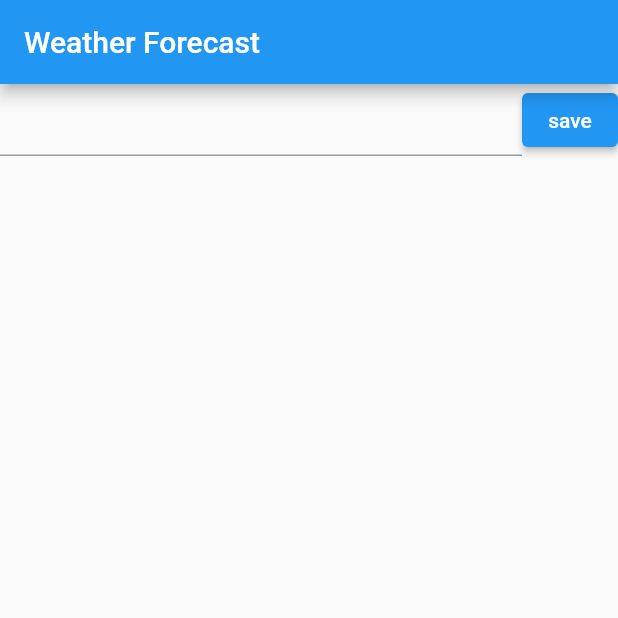
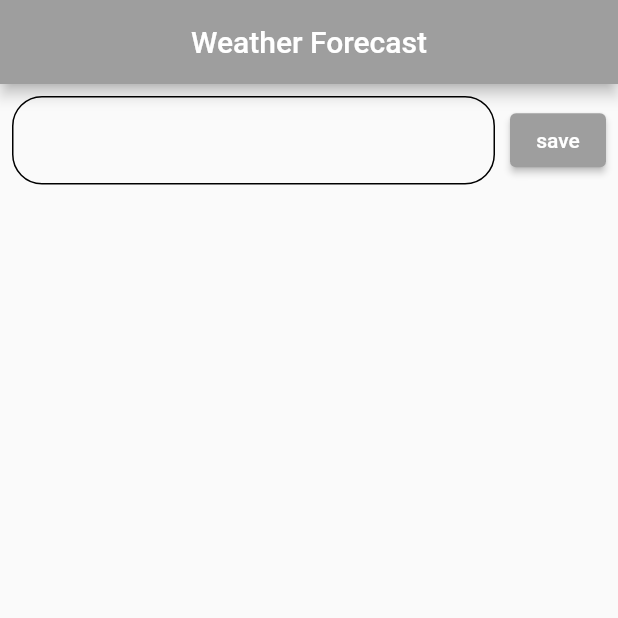
Before and after one commit to SonishShrestha/weatherForecast, a Flutter app: the screen it shows after launch, on a phone screen of 412 x 824 dp, the top half of it. Run offline on Flutter 3.47's test engine with Material 2 defaults, Android fonts, the light colour scheme and no system bars.

Commit message:
model added

```diff
--- a/lib/main.dart
+++ b/lib/main.dart
@@ -13,6 +13,7 @@ class MyApp extends StatelessWidget {
     return const MaterialApp(
       title: 'Moru Intern',
       home: HomePage(),
+      debugShowCheckedModeBanner: false,
     );
   }
 }
--- /dev/null
+++ b/lib/models/weather_model.dart
@@ -0,0 +1,127 @@
+class Weather {
+  Location location;
+  Current current;
+
+  Weather(this.location, this.current);
+
+  factory Weather.fromJson(Map<String, dynamic> weatherData) {
+    return Weather(Location.fromJson(weatherData['location']),
+        Current.fromJson(weatherData['current']));
+  }
+}
+
+class Location {
+  String name;
+  String region;
+  String country;
+  double lat;
+  double lon;
+  String tzId;
+  int localtimeEpoch;
+  String localtime;
+
+  Location(this.name, this.region, this.country, this.lat, this.lon, this.tzId,
+      this.localtimeEpoch, this.localtime);
+
+  factory Location.fromJson(Map<String, dynamic> locationData) {
+    return Location(
+        locationData['name'],
+        locationData['region'],
+        locationData['country'],
+        locationData['lat'],
+        locationData['lat'],
+        locationData['tzId'],
+        locationData['localtimeEpoch'],
+        locationData['localtime']);
+  }
+}
+
+class Current {
+  int lastUpdatedEpoch;
+  String lastUpdated;
+  int tempC;
+  int tempF;
+  int isDay;
+  Condition condition;
+  double windMph;
+  double windKph;
+  int windDegree;
+  String windDir;
+  int pressureMb;
+  double pressureIn;
+  double precipMm;
+  int precipIn;
+  int humidity;
+  int cloud;
+  double feelslikeC;
+  double feelslikeF;
+  int visKm;
+  int visMiles;
+  int uv;
+  double gustMph;
+  double gustKph;
+
+  Current(
+      this.lastUpdatedEpoch,
+      this.lastUpdated,
+      this.tempC,
+      this.tempF,
+      this.isDay,
+      this.condition,
+      this.windMph,
+      this.windKph,
+      this.windDegree,
+      this.windDir,
+      this.pressureMb,
+      this.pressureIn,
+      this.precipMm,
+      this.precipIn,
+      this.humidity,
+      this.cloud,
+      this.feelslikeC,
+      this.feelslikeF,
+      this.visKm,
+      this.visMiles,
+      this.uv,
+      this.gustMph,
+      this.gustKph);
+
+  factory Current.fromJson(Map<String, dynamic> currentData) {
+    return Current(
+        currentData['lastUpdatedEpoch'],
+        currentData['lastUpdated'],
+        currentData['tempC'],
+        currentData['tempF'],
+        currentData['isDay'],
+        Condition.fromJson(currentData['condition']),
+        currentData['windMph'],
+        currentData['windKph'],
+        currentData['windDegree'],
+        currentData['windDir'],
+        currentData['pressureMb'],
+        currentData['pressureIn'],
+        currentData['precipMm'],
+        currentData['precipIn'],
+        currentData['humidity'],
+        currentData['cloud'],
+        currentData['feelslikeC'],
+        currentData['feelslikeF'],
+        currentData['visKm'],
+        currentData['visMiles'],
+        currentData['uv'],
+        currentData['gustMph'],
+        currentData['gustKph']);
+  }
+}
+
+class Condition {
+  String text;
+  String icon;
+  int code;
+  Condition(this.text, this.icon, this.code);
+
+  factory Condition.fromJson(Map<String, dynamic> conditionData) {
+    return Condition(
+        conditionData['text'], conditionData['icon'], conditionData['code']);
+  }
+}
--- a/lib/screens/homepage.dart
+++ b/lib/screens/homepage.dart
@@ -7,15 +7,38 @@ class HomePage extends StatelessWidget {
   Widget build(BuildContext context) {
     return Scaffold(
       appBar: AppBar(
-        title: Text('Weather Forecast'),
+        title: const Text(
+          'Weather Forecast',
+        ),
+        centerTitle: true,
+        backgroundColor: Colors.grey,
       ),
       body: Column(
         children: [
-          Row(
-            children: [
-              Expanded(child: TextField()),
-              ElevatedButton(onPressed: () {}, child: Text('save'))
-            ],
+          Padding(
+            padding: const EdgeInsets.all(8.0),
+            child: Row(
+              children: [
+                Expanded(
+                    child: Container(
+                        child: TextField(
+                  decoration: InputDecoration(
+                    enabledBorder: OutlineInputBorder(
+                        borderRadius: BorderRadius.circular(20)),
+                    focusedBorder: OutlineInputBorder(
+                        borderRadius: BorderRadius.circular(20)),
+                  ),
+                ))),
+                const SizedBox(width: 10),
+                ElevatedButton(
+                  onPressed: () {},
+                  child: Text('save'),
+                  style: ButtonStyle(
+                      backgroundColor: MaterialStateColor.resolveWith(
+                          (states) => Colors.grey)),
+                ),
+              ],
+            ),
           )
         ],
       ),
--- a/pubspec.yaml
+++ b/pubspec.yaml
@@ -35,6 +35,7 @@ dependencies:
   # The following adds the Cupertino Icons font to your application.
   # Use with the CupertinoIcons class for iOS style icons.
   cupertino_icons: ^1.0.2
+  dio: ^5.2.1+1
 
 dev_dependencies:
   flutter_test:
```
Also changed, not shown: pubspec.lock.
